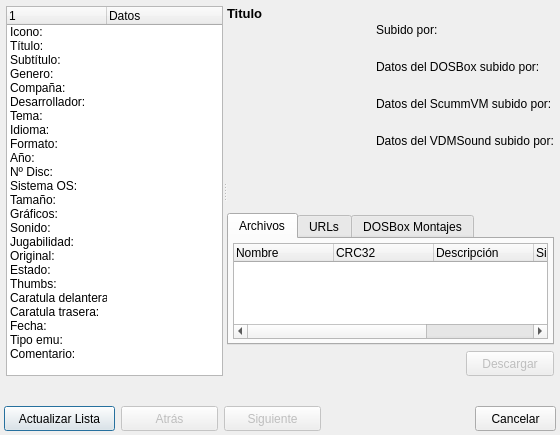
Before: the Qt Designer form ui/importar_juego.ui in Monthy/gr-lida, drawn with Qt 5.
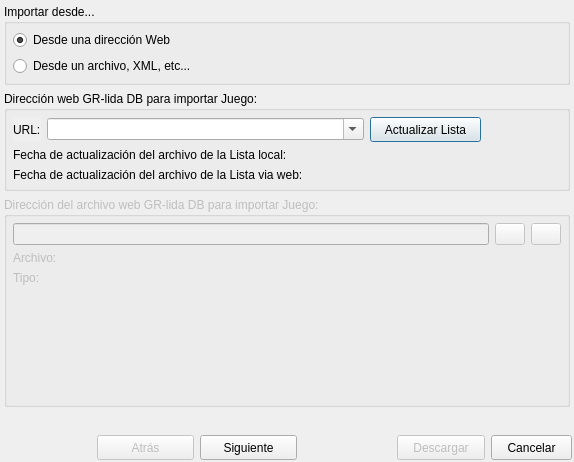
After: the same form once the commit is applied. The open tabs and pages were chosen to show the change. Icons and pictures are not drawn.

Commit message: - Actualizado gr-lida.pro a la versión 0.4.0. Se añaden todos los archivos de doc/ a la instalación. Se cambian los tabuladores por espacios en la instalación !win32. - Se actualizan los archivos ui a la versión 0.4.0.

What changed in the file:
```diff
--- a/ui/importar_juego.ui
+++ b/ui/importar_juego.ui
@@ -1,12 +1,15 @@
 <ui version="4.0" >
  <class>ImportarJuegoClass</class>
  <widget class="QDialog" name="ImportarJuegoClass" >
+  <property name="enabled" >
+   <bool>true</bool>
+  </property>
   <property name="geometry" >
    <rect>
     <x>0</x>
     <y>0</y>
-    <width>560</width>
-    <height>435</height>
+    <width>574</width>
+    <height>462</height>
    </rect>
   </property>
   <property name="minimumSize" >
@@ -21,262 +24,383 @@
   <property name="windowIcon" >
    <iconset resource="../res/grlida.qrc" >:/img16/importar.png</iconset>
   </property>
-  <layout class="QGridLayout" >
+  <layout class="QVBoxLayout" >
    <property name="leftMargin" >
-    <number>0</number>
+    <number>2</number>
    </property>
    <property name="topMargin" >
-    <number>0</number>
+    <number>2</number>
    </property>
    <property name="rightMargin" >
-    <number>0</number>
+    <number>2</number>
    </property>
    <property name="bottomMargin" >
-    <number>0</number>
+    <number>2</number>
    </property>
-   <property name="horizontalSpacing" >
-    <number>0</number>
-   </property>
-   <property name="verticalSpacing" >
-    <number>0</number>
-   </property>
-   <item row="1" column="0" >
-    <layout class="QVBoxLayout" >
-     <property name="spacing" >
-      <number>6</number>
-     </property>
-     <property name="leftMargin" >
-      <number>0</number>
-     </property>
-     <property name="topMargin" >
-      <number>0</number>
-     </property>
-     <property name="rightMargin" >
-      <number>0</number>
-     </property>
-     <property name="bottomMargin" >
-      <number>0</number>
-     </property>
-     <item>
-      <widget class="QLabel" name="statusLabel" />
-     </item>
-     <item>
-      <layout class="QHBoxLayout" >
-       <property name="spacing" >
-        <number>6</number>
-       </property>
-       <property name="leftMargin" >
-        <number>4</number>
-       </property>
-       <property name="topMargin" >
-        <number>4</number>
-       </property>
-       <property name="rightMargin" >
-        <number>4</number>
-       </property>
-       <property name="bottomMargin" >
-        <number>4</number>
-       </property>
-       <item>
-        <widget class="QPushButton" name="btnUpdateList" >
-         <property name="minimumSize" >
-          <size>
-           <width>111</width>
-           <height>25</height>
-          </size>
-         </property>
-         <property name="text" >
-          <string>Actualizar Lista</string>
-         </property>
-         <property name="icon" >
-          <iconset resource="../res/grlida.qrc" >:/img16/actualizar.png</iconset>
-         </property>
-        </widget>
-       </item>
-       <item>
-        <widget class="QPushButton" name="btnPrevious" >
-         <property name="enabled" >
-          <bool>false</bool>
-         </property>
-         <property name="minimumSize" >
-          <size>
-           <width>97</width>
-           <height>25</height>
-          </size>
-         </property>
-         <property name="maximumSize" >
-          <size>
-           <width>97</width>
-           <height>25</height>
-          </size>
-         </property>
-         <property name="text" >
-          <string>Atrás</string>
-         </property>
-         <property name="icon" >
-          <iconset resource="../res/grlida.qrc" >:/img16/mp_rebobinar_atras.png</iconset>
-         </property>
-        </widget>
-       </item>
-       <item>
-        <widget class="QPushButton" name="btnNext" >
-         <property name="enabled" >
-          <bool>false</bool>
-         </property>
-         <property name="minimumSize" >
-          <size>
-           <width>97</width>
-           <height>25</height>
-          </size>
-         </property>
-         <property name="maximumSize" >
-          <size>
-           <width>97</width>
-           <height>25</height>
-          </size>
-         </property>
-         <property name="text" >
-          <string>Siguiente</string>
-         </property>
-         <property name="icon" >
-          <iconset resource="../res/grlida.qrc" >:/img16/mp_rebobinar_adelante.png</iconset>
-         </property>
-        </widget>
-       </item>
-       <item>
-        <spacer>
-         <property name="orientation" >
-          <enum>Qt::Horizontal</enum>
-         </property>
-         <property name="sizeHint" >
-          <size>
-           <width>40</width>
-           <height>20</height>
-          </size>
-         </property>
-        </spacer>
-       </item>
-       <item>
-        <widget class="QPushButton" name="btnCancelar" >
-         <property name="enabled" >
-          <bool>true</bool>
-         </property>
-         <property name="minimumSize" >
-          <size>
-           <width>81</width>
-           <height>25</height>
-          </size>
-         </property>
-         <property name="maximumSize" >
-          <size>
-           <width>97</width>
-           <height>25</height>
-          </size>
-         </property>
-         <property name="text" >
-          <string>Cancelar</string>
-         </property>
-         <property name="icon" >
-          <iconset resource="../res/grlida.qrc" >:/img16/cancelar.png</iconset>
-         </property>
-        </widget>
-       </item>
-      </layout>
-     </item>
-    </layout>
-   </item>
-   <item row="0" column="0" >
-    <widget class="QStackedWidget" name="stackedWidget" >
+   <item>
+    <widget class="QStackedWidget" name="wizardImport" >
      <property name="currentIndex" >
       <number>0</number>
      </property>
      <widget class="QWidget" name="page_1" >
       <layout class="QVBoxLayout" >
-       <property name="spacing" >
+       <property name="leftMargin" >
         <number>2</number>
        </property>
+       <property name="topMargin" >
+        <number>2</number>
+       </property>
+       <property name="rightMargin" >
+        <number>2</number>
+       </property>
+       <property name="bottomMargin" >
+        <number>2</number>
+       </property>
+       <item>
+        <widget class="QGroupBox" name="groupBox" >
+         <property name="sizePolicy" >
+          <sizepolicy vsizetype="Fixed" hsizetype="Preferred" >
+           <horstretch>0</horstretch>
+           <verstretch>0</verstretch>
+          </sizepolicy>
+         </property>
+         <property name="title" >
+          <string>Importar desde...</string>
+         </property>
+         <layout class="QVBoxLayout" >
+          <property name="leftMargin" >
+           <number>6</number>
+          </property>
+          <property name="topMargin" >
+           <number>6</number>
+          </property>
+          <property name="rightMargin" >
+           <number>6</number>
+          </property>
+          <property name="bottomMargin" >
+           <number>6</number>
+          </property>
+          <item>
+           <widget class="QRadioButton" name="rbt_desde_URL" >
+            <property name="text" >
+             <string>Desde una dirección Web</string>
+            </property>
+            <property name="checked" >
+             <bool>true</bool>
+            </property>
+           </widget>
+          </item>
+          <item>
+           <widget class="QRadioButton" name="rbt_desde_XML" >
+            <property name="text" >
+             <string>Desde un archivo, XML, etc...</string>
+            </property>
+           </widget>
+          </item>
+         </layout>
+        </widget>
+       </item>
+       <item>
+        <widget class="QGroupBox" name="groupBox_2" >
+         <property name="sizePolicy" >
+          <sizepolicy vsizetype="Fixed" hsizetype="Preferred" >
+           <horstretch>0</horstretch>
+           <verstretch>0</verstretch>
+          </sizepolicy>
+         </property>
+         <property name="title" >
+          <string>Dirección web GR-lida DB para importar Juego:</string>
+         </property>
+         <layout class="QVBoxLayout" >
+          <property name="leftMargin" >
+           <number>6</number>
+          </property>
+          <property name="topMargin" >
+           <number>6</number>
+          </property>
+          <property name="rightMargin" >
+           <number>6</number>
+          </property>
+          <property name="bottomMargin" >
+           <number>6</number>
+          </property>
+          <item>
+           <layout class="QHBoxLayout" >
+            <item>
+             <widget class="QLabel" name="label" >
+              <property name="autoFillBackground" >
+               <bool>true</bool>
+              </property>
+              <property name="text" >
+               <string>URL:</string>
+              </property>
+             </widget>
+            </item>
+            <item>
+             <widget class="QComboBox" name="cbxDbXml" >
+              <property name="sizePolicy" >
+               <sizepolicy vsizetype="Fixed" hsizetype="Expanding" >
+                <horstretch>0</horstretch>
+                <verstretch>0</verstretch>
+               </sizepolicy>
+              </property>
+              <property name="editable" >
+               <bool>true</bool>
+              </property>
+             </widget>
+            </item>
+            <item>
+             <widget class="QPushButton" name="btnUpdateList" >
+              <property name="minimumSize" >
+               <size>
+                <width>111</width>
+                <height>25</height>
+               </size>
+              </property>
+              <property name="text" >
+               <string>Actualizar Lista</string>
+              </property>
+              <property name="icon" >
+               <iconset resource="../res/grlida.qrc" >:/img16/actualizar.png</iconset>
+              </property>
+             </widget>
+            </item>
+            <item>
+             <spacer>
+              <property name="orientation" >
+               <enum>Qt::Horizontal</enum>
+              </property>
+              <property name="sizeType" >
+               <enum>QSizePolicy::Preferred</enum>
+              </property>
+              <property name="sizeHint" >
+               <size>
+                <width>80</width>
+                <height>20</height>
+               </size>
+              </property>
+             </spacer>
+            </item>
+           </layout>
+          </item>
+          <item>
+           <layout class="QGridLayout" >
+            <item row="0" column="0" >
+             <widget class="QLabel" name="label_7" >
+              <property name="sizePolicy" >
+               <sizepolicy vsizetype="Preferred" hsizetype="Fixed" >
+                <horstretch>0</horstretch>
+                <verstretch>0</verstretch>
+               </sizepolicy>
+              </property>
+              <property name="text" >
+               <string>Fecha de actualización del archivo de la Lista local:</string>
+              </property>
+             </widget>
+            </item>
+            <item row="0" column="1" >
+             <widget class="QLabel" name="lbl_DateFile" >
+              <property name="text" >
+               <string/>
+              </property>
+             </widget>
+            </item>
+            <item row="1" column="0" >
+             <widget class="QLabel" name="label_12" >
+              <property name="sizePolicy" >
+               <sizepolicy vsizetype="Preferred" hsizetype="Fixed" >
+                <horstretch>0</horstretch>
+                <verstretch>0</verstretch>
+               </sizepolicy>
+              </property>
+              <property name="text" >
+               <string>Fecha de actualización del archivo de la Lista via web:</string>
+              </property>
+             </widget>
+            </item>
+            <item row="1" column="1" >
+             <widget class="QLabel" name="lbl_DateFileLast" >
+              <property name="text" >
+               <string/>
+              </property>
+             </widget>
+            </item>
+           </layout>
+          </item>
+         </layout>
+        </widget>
+       </item>
+       <item>
+        <widget class="QGroupBox" name="groupBox_3" >
+         <property name="enabled" >
+          <bool>false</bool>
+         </property>
+         <property name="title" >
+          <string>Dirección del archivo web GR-lida DB para importar Juego:</string>
+         </property>
+         <layout class="QVBoxLayout" >
+          <property name="leftMargin" >
+           <number>6</number>
+          </property>
+          <property name="topMargin" >
+           <number>6</number>
+          </property>
+          <property name="rightMargin" >
+           <number>6</number>
+          </property>
+          <property name="bottomMargin" >
+           <number>6</number>
+          </property>
+          <item>
+           <layout class="QHBoxLayout" >
+            <item>
+             <widget class="QLineEdit" name="DirFileXML" />
+            </item>
+            <item>
+             <widget class="QPushButton" name="btnDirFileXML" >
+              <property name="maximumSize" >
+               <size>
+                <width>30</width>
+                <height>26</height>
+               </size>
+              </property>
+              <property name="text" >
+               <string/>
+              </property>
+              <property name="icon" >
+               <iconset resource="../res/grlida.qrc" >:/img16/carpeta_1.png</iconset>
+              </property>
+             </widget>
+            </item>
+            <item>
+             <widget class="QPushButton" name="btnDirFileXML_clear" >
+              <property name="maximumSize" >
+               <size>
+                <width>30</width>
+                <height>26</height>
+               </size>
+              </property>
+              <property name="text" >
+               <string/>
+              </property>
+              <property name="icon" >
+               <iconset resource="../res/grlida.qrc" >:/img16/limpiar.png</iconset>
+              </property>
+             </widget>
+            </item>
+           </layout>
+          </item>
+          <item>
+           <layout class="QGridLayout" >
+            <item row="0" column="0" >
+             <widget class="QLabel" name="label_5" >
+              <property name="sizePolicy" >
+               <sizepolicy vsizetype="Preferred" hsizetype="Fixed" >
+                <horstretch>0</horstretch>
+                <verstretch>0</verstretch>
+               </sizepolicy>
+              </property>
+              <property name="text" >
+               <string>Archivo:</string>
+              </property>
+             </widget>
+            </item>
+            <item row="0" column="1" >
+             <widget class="QLabel" name="lbl_nameFile" >
+              <property name="text" >
+               <string/>
+              </property>
+             </widget>
+            </item>
+            <item row="1" column="0" >
+             <widget class="QLabel" name="label_9" >
+              <property name="sizePolicy" >
+               <sizepolicy vsizetype="Preferred" hsizetype="Fixed" >
+                <horstretch>0</horstretch>
+                <verstretch>0</verstretch>
+               </sizepolicy>
+              </property>
+              <property name="text" >
+               <string>Tipo:</string>
+              </property>
+             </widget>
+            </item>
+            <item row="1" column="1" >
+             <widget class="QLabel" name="lbl_TipeFile" >
+              <property name="text" >
+               <string/>
+              </property>
+             </widget>
+            </item>
+           </layout>
+          </item>
+          <item>
+           <spacer>
+            <property name="orientation" >
+             <enum>Qt::Vertical</enum>
+            </property>
+            <property name="sizeHint" >
+             <size>
+              <width>546</width>
+              <height>31</height>
+             </size>
+            </property>
+           </spacer>
+          </item>
+         </layout>
+        </widget>
+       </item>
+      </layout>
+     </widget>
+     <widget class="QWidget" name="page_2" >
+      <layout class="QVBoxLayout" >
        <property name="leftMargin" >
-        <number>6</number>
+        <number>2</number>
        </property>
        <property name="topMargin" >
-        <number>6</number>
+        <number>2</number>
        </property>
        <property name="rightMargin" >
-        <number>6</number>
+        <number>2</number>
        </property>
        <property name="bottomMargin" >
-        <number>6</number>
+        <number>2</number>
        </property>
        <item>
-        <widget class="QSplitter" name="splitter" >
+        <widget class="QSplitter" name="splitter_2" >
          <property name="orientation" >
           <enum>Qt::Horizontal</enum>
          </property>
-         <widget class="QWidget" name="layoutWidget" >
-          <layout class="QVBoxLayout" >
-           <property name="spacing" >
-            <number>3</number>
+         <widget class="QTreeWidget" name="twListaJuegos" >
+          <property name="focusPolicy" >
+           <enum>Qt::ClickFocus</enum>
+          </property>
+          <property name="frameShadow" >
+           <enum>QFrame::Sunken</enum>
+          </property>
+          <property name="showDropIndicator" stdset="0" >
+           <bool>false</bool>
+          </property>
+          <property name="iconSize" >
+           <size>
+            <width>24</width>
+            <height>24</height>
+           </size>
+          </property>
+          <property name="textElideMode" >
+           <enum>Qt::ElideNone</enum>
+          </property>
+          <property name="rootIsDecorated" >
+           <bool>false</bool>
+          </property>
+          <property name="itemsExpandable" >
+           <bool>false</bool>
+          </property>
+          <column>
+           <property name="text" >
+            <string>Títulos</string>
            </property>
-           <property name="leftMargin" >
-            <number>0</number>
-           </property>
-           <property name="topMargin" >
-            <number>0</number>
-           </property>
-           <property name="rightMargin" >
-            <number>0</number>
-           </property>
-           <property name="bottomMargin" >
-            <number>0</number>
-           </property>
-           <item>
-            <widget class="QLabel" name="label" >
-             <property name="text" >
-              <string>Dirección web GR-lida DB para importar Juego:</string>
-             </property>
-            </widget>
-           </item>
-           <item>
-            <widget class="QComboBox" name="cbxDbXml" >
-             <property name="editable" >
-              <bool>true</bool>
-             </property>
-            </widget>
-           </item>
-           <item>
-            <widget class="QTreeWidget" name="twListaJuegos" >
-             <property name="focusPolicy" >
-              <enum>Qt::ClickFocus</enum>
-             </property>
-             <property name="frameShadow" >
-              <enum>QFrame::Sunken</enum>
-             </property>
-             <property name="showDropIndicator" stdset="0" >
-              <bool>false</bool>
-             </property>
-             <property name="iconSize" >
-              <size>
-               <width>24</width>
-               <height>24</height>
-              </size>
-             </property>
-             <property name="textElideMode" >
-              <enum>Qt::ElideNone</enum>
-             </property>
-             <property name="rootIsDecorated" >
-              <bool>false</bool>
-             </property>
-             <property name="itemsExpandable" >
-              <bool>false</bool>
-             </property>
-             <column>
-              <property name="text" >
-               <string>Títulos</string>
-              </property>
-             </column>
-            </widget>
-           </item>
-          </layout>
+          </column>
          </widget>
          <widget class="QWidget" name="layoutWidget_1" >
           <layout class="QVBoxLayout" >
@@ -326,7 +450,7 @@
                <number>0</number>
               </property>
               <property name="topMargin" >
-               <number>0</number>
+               <number>4</number>
               </property>
               <property name="rightMargin" >
                <number>0</number>
@@ -490,12 +614,6 @@
                 <property name="readOnly" >
                  <bool>true</bool>
                 </property>
-                <property name="html" >
-                 <string>&lt;html>&lt;head>&lt;meta name="qrichtext" content="1" />&lt;style type="text/css">
-p, li { white-space: pre-wrap; }
-&lt;/style>&lt;/head>&lt;body style=" font-family:'Sans Serif'; font-size:9pt; font-weight:400; font-style:normal;">
-&lt;p style="-qt-paragraph-type:empty; margin-top:0px; margin-bottom:0px; margin-left:0px; margin-right:0px; -qt-block-indent:0; text-indent:0px; font-family:'MS Shell Dlg 2'; font-size:8pt;">&lt;/p>&lt;/body>&lt;/html></string>
-                </property>
                </widget>
               </item>
              </layout>
@@ -507,28 +625,22 @@
        </item>
       </layout>
      </widget>
-     <widget class="QWidget" name="page_2" >
-      <layout class="QGridLayout" >
+     <widget class="QWidget" name="page_3" >
+      <layout class="QVBoxLayout" >
        <property name="leftMargin" >
-        <number>6</number>
+        <number>2</number>
        </property>
        <property name="topMargin" >
-        <number>6</number>
+        <number>2</number>
        </property>
        <property name="rightMargin" >
-        <number>6</number>
+        <number>2</number>
        </property>
        <property name="bottomMargin" >
-        <number>6</number>
-       </property>
-       <property name="horizontalSpacing" >
         <number>2</number>
        </property>
-       <property name="verticalSpacing" >
-        <number>2</number>
-       </property>
-       <item row="0" column="0" >
-        <widget class="QSplitter" name="splitter_2" >
+       <item>
+        <widget class="QSplitter" name="splitter" >
          <property name="orientation" >
           <enum>Qt::Horizontal</enum>
          </property>
@@ -721,7 +833,7 @@
           </item>
           <item>
            <property name="text" >
-            <string>Caratula delantera:</string>
+            <string>Carátula delantera:</string>
            </property>
            <property name="text" >
             <string/>
@@ -729,7 +841,7 @@
           </item>
           <item>
            <property name="text" >
-            <string>Caratula trasera:</string>
+            <string>Carátula trasera:</string>
            </property>
            <property name="text" >
             <string/>
@@ -760,39 +872,12 @@
            </property>
           </item>
          </widget>
-         <widget class="QWidget" name="layoutWidget_2" >
+         <widget class="QWidget" name="layoutWidget" >
           <layout class="QVBoxLayout" >
-           <property name="spacing" >
-            <number>6</number>
-           </property>
-           <property name="leftMargin" >
-            <number>0</number>
-           </property>
-           <property name="topMargin" >
-            <number>0</number>
-           </property>
-           <property name="rightMargin" >
-            <number>0</number>
-           </property>
-           <property name="bottomMargin" >
-            <number>0</number>
-           </property>
            <item>
             <layout class="QVBoxLayout" >
              <property name="spacing" >
-              <number>0</number>
-             </property>
-             <property name="leftMargin" >
-              <number>0</number>
-             </property>
-             <property name="topMargin" >
-              <number>0</number>
-             </property>
-             <property name="rightMargin" >
-              <number>0</number>
-             </property>
-             <property name="bottomMargin" >
-              <number>0</number>
+              <number>1</number>
              </property>
              <item>
               <widget class="QLabel" name="lb_titulo_juego" >
@@ -804,6 +889,9 @@
                  <bold>true</bold>
                 </font>
                </property>
+               <property name="autoFillBackground" >
+                <bool>true</bool>
+               </property>
                <property name="text" >
                 <string>Titulo</string>
                </property>
@@ -812,19 +900,7 @@
              <item>
               <layout class="QHBoxLayout" >
                <property name="spacing" >
-                <number>4</number>
-               </property>
-               <property name="leftMargin" >
-                <number>0</number>
-               </property>
-               <property name="topMargin" >
-                <number>0</number>
-               </property>
-               <property name="rightMargin" >
-                <number>0</number>
-               </property>
-               <property name="bottomMargin" >
-                <number>0</number>
+                <number>6</number>
                </property>
                <item>
                 <widget class="QLabel" name="lb_thumbs" >
@@ -840,11 +916,14 @@
                    <height>186</height>
                   </size>
                  </property>
-                 <property name="text" >
-                  <string/>
+                 <property name="autoFillBackground" >
+                  <bool>true</bool>
                  </property>
-                 <property name="pixmap" >
-                  <pixmap/>
+                 <property name="frameShape" >
+                  <enum>QFrame::Panel</enum>
+                 </property>
+                 <property name="frameShadow" >
+                  <enum>QFrame::Sunken</enum>
                  </property>
                  <property name="scaledContents" >
                   <bool>true</bool>
@@ -857,22 +936,16 @@
                <item>
                 <layout class="QVBoxLayout" >
                  <property name="spacing" >
-                  <number>2</number>
+                  <number>1</number>
                  </property>
                  <property name="leftMargin" >
                   <number>0</number>
                  </property>
-                 <property name="topMargin" >
-                  <number>0</number>
-                 </property>
-                 <property name="rightMargin" >
-                  <number>0</number>
-                 </property>
-                 <property name="bottomMargin" >
-                  <number>0</number>
-                 </property>
                  <item>
                   <widget class="QLabel" name="label_6" >
+                   <property name="autoFillBackground" >
+                    <bool>true</bool>
+                   </property>
                    <property name="text" >
                     <string>Subido por:</string>
                    </property>
@@ -886,6 +959,9 @@
                      <bold>true</bold>
                     </font>
                    </property>
+                   <property name="autoFillBackground" >
+                    <bool>true</bool>
+                   </property>
                    <property name="text" >
                     <string/>
                    </property>
@@ -893,6 +969,9 @@
                  </item>
                  <item>
                   <widget class="QLabel" name="label_8" >
+                   <property name="autoFillBackground" >
+                    <bool>true</bool>
+                   </property>
                    <property name="text" >
                     <string>Datos del DOSBox subido por:</string>
                    </property>
@@ -906,6 +985,9 @@
                      <bold>true</bold>
                     </font>
                    </property>
+                   <property name="autoFillBackground" >
+                    <bool>true</bool>
+                   </property>
                    <property name="text" >
                     <string/>
                    </property>
@@ -913,6 +995,9 @@
                  </item>
                  <item>
                   <widget class="QLabel" name="label_10" >
+                   <property name="autoFillBackground" >
+                    <bool>true</bool>
+                   </property>
                    <property name="text" >
                     <string>Datos del ScummVM subido por:</string>
                    </property>
@@ -926,6 +1011,9 @@
                      <bold>true</bold>
                     </font>
                    </property>
+                   <property name="autoFillBackground" >
+                    <bool>true</bool>
+                   </property>
                    <property name="text" >
                     <string/>
                    </property>
@@ -933,6 +1021,9 @@
                  </item>
                  <item>
                   <widget class="QLabel" name="label_11" >
+                   <property name="autoFillBackground" >
+                    <bool>true</bool>
+                   </property>
                    <property name="text" >
                     <string>Datos del VDMSound subido por:</string>
                    </property>
@@ -946,6 +1037,9 @@
                      <bold>true</bold>
                     </font>
                    </property>
+                   <property name="autoFillBackground" >
+                    <bool>true</bool>
+                   </property>
                    <property name="text" >
                     <string/>
                    </property>
@@ -956,9 +1050,6 @@
                    <property name="orientation" >
                     <enum>Qt::Vertical</enum>
                    </property>
-                   <property name="sizeType" >
-                    <enum>QSizePolicy::Preferred</enum>
-                   </property>
                    <property name="sizeHint" >
                     <size>
                      <width>20</width>
@@ -978,9 +1069,6 @@
              <property name="orientation" >
               <enum>Qt::Vertical</enum>
              </property>
-             <property name="sizeType" >
-              <enum>QSizePolicy::Preferred</enum>
-             </property>
              <property name="sizeHint" >
               <size>
                <width>20</width>
@@ -1224,63 +1312,6 @@
              </widget>
             </widget>
            </item>
-           <item>
-            <layout class="QHBoxLayout" >
-             <property name="spacing" >
-              <number>0</number>
-             </property>
-             <property name="leftMargin" >
-              <number>0</number>
-             </property>
-             <property name="topMargin" >
-              <number>0</number>
-             </property>
-             <property name="rightMargin" >
-              <number>0</number>
-             </property>
-             <property name="bottomMargin" >
-              <number>0</number>
-             </property>
-             <item>
-              <spacer>
-               <property name="orientation" >
-                <enum>Qt::Horizontal</enum>
-               </property>
-               <property name="sizeHint" >
-                <size>
-                 <width>40</width>
-                 <height>20</height>
-                </size>
-               </property>
-              </spacer>
-             </item>
-             <item>
-              <widget class="QPushButton" name="btnOk" >
-               <property name="enabled" >
-                <bool>false</bool>
-               </property>
-               <property name="minimumSize" >
-                <size>
-                 <width>88</width>
-                 <height>25</height>
-                </size>
-               </property>
-               <property name="maximumSize" >
-                <size>
-                 <width>88</width>
-                 <height>25</height>
-                </size>
-               </property>
-               <property name="text" >
-                <string>Descargar</string>
-               </property>
-               <property name="icon" >
-                <iconset resource="../res/grlida.qrc" >:/img16/aplicar.png</iconset>
-               </property>
-              </widget>
-             </item>
-            </layout>
-           </item>
           </layout>
          </widget>
         </widget>
@@ -1289,6 +1320,139 @@
      </widget>
     </widget>
    </item>
+   <item>
+    <widget class="QLabel" name="statusLabel" />
+   </item>
+   <item>
+    <layout class="QHBoxLayout" >
+     <item>
+      <spacer>
+       <property name="orientation" >
+        <enum>Qt::Horizontal</enum>
+       </property>
+       <property name="sizeHint" >
+        <size>
+         <width>40</width>
+         <height>20</height>
+        </size>
+       </property>
+      </spacer>
+     </item>
+     <item>
+      <widget class="QPushButton" name="btnPrevious" >
+       <property name="enabled" >
+        <bool>false</bool>
+       </property>
+       <property name="minimumSize" >
+        <size>
+         <width>97</width>
+         <height>25</height>
+        </size>
+       </property>
+       <property name="maximumSize" >
+        <size>
+         <width>97</width>
+         <height>25</height>
+        </size>
+       </property>
+       <property name="text" >
+        <string>Atrás</string>
+       </property>
+       <property name="icon" >
+        <iconset resource="../res/grlida.qrc" >:/img16/mp_rebobinar_atras.png</iconset>
+       </property>
+      </widget>
+     </item>
+     <item>
+      <widget class="QPushButton" name="btnNext" >
+       <property name="enabled" >
+        <bool>true</bool>
+       </property>
+       <property name="minimumSize" >
+        <size>
+         <width>97</width>
+         <height>25</height>
+        </size>
+       </property>
+       <property name="maximumSize" >
+        <size>
+         <width>97</width>
+         <height>25</height>
+        </size>
+       </property>
+       <property name="text" >
+        <string>Siguiente</string>
+       </property>
+       <property name="icon" >
+        <iconset resource="../res/grlida.qrc" >:/img16/mp_rebobinar_adelante.png</iconset>
+       </property>
+      </widget>
+     </item>
+     <item>
+      <spacer>
+       <property name="orientation" >
+        <enum>Qt::Horizontal</enum>
+       </property>
+       <property name="sizeHint" >
+        <size>
+         <width>40</width>
+         <height>20</height>
+        </size>
+       </property>
+      </spacer>
+     </item>
+     <item>
+      <widget class="QPushButton" name="btnOk" >
+       <property name="enabled" >
+        <bool>false</bool>
+       </property>
+       <property name="minimumSize" >
+        <size>
+         <width>88</width>
+         <height>25</height>
+        </size>
+       </property>
+       <property name="maximumSize" >
+        <size>
+         <width>88</width>
+         <height>25</height>
+        </size>
+       </property>
+       <property name="text" >
+        <string>Descargar</string>
+       </property>
+       <property name="icon" >
+        <iconset resource="../res/grlida.qrc" >:/img16/aplicar.png</iconset>
+       </property>
+      </widget>
+     </item>
+     <item>
+      <widget class="QPushButton" name="btnCancelar" >
+       <property name="enabled" >
+        <bool>true</bool>
+       </property>
+       <property name="minimumSize" >
+        <size>
+         <width>81</width>
+         <height>25</height>
+        </size>
+       </property>
+       <property name="maximumSize" >
+        <size>
+         <width>97</width>
+         <height>25</height>
+        </size>
+       </property>
+       <property name="text" >
+        <string>Cancelar</string>
+       </property>
+       <property name="icon" >
+        <iconset resource="../res/grlida.qrc" >:/img16/cancelar.png</iconset>
+       </property>
+      </widget>
+     </item>
+    </layout>
+   </item>
   </layout>
  </widget>
  <tabstops>
```
Left out of the diff: 84 changed lines with no effect on the pictures. The commit also changes 15 other files.
